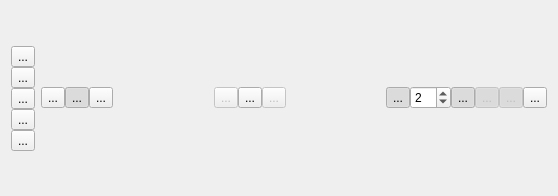
First picture: the form in controlflowgraphview.ui, repository KDE/kdev-control-flow-graph, before the edit.
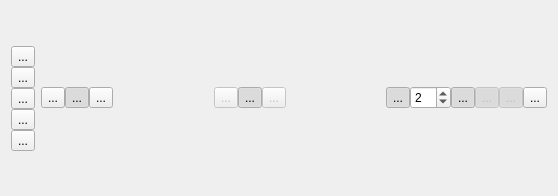
Second picture: the form after the edit.

```diff
--- a/controlflowgraphview.ui
+++ b/controlflowgraphview.ui
@@ -219,6 +219,9 @@
          <property name="checkable">
           <bool>true</bool>
          </property>
+         <property name="checked">
+          <bool>true</bool>
+         </property>
         </widget>
        </item>
        <item>
```
